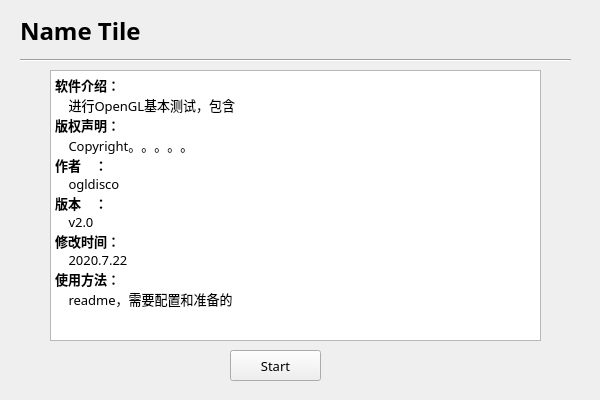
feishengfei/benchUI, file basebench/info_page.ui: the form before one commit.
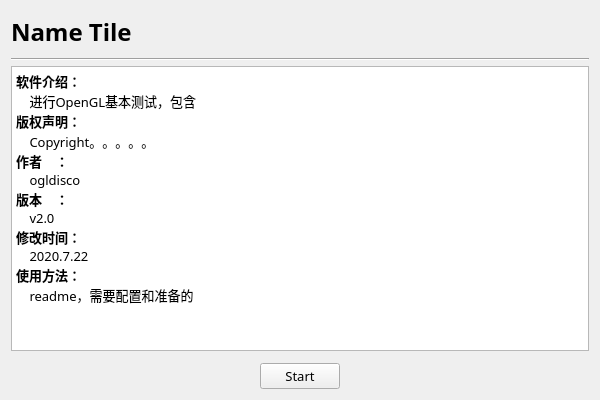
The form after the commit.

```diff
--- a/basebench/info_page.ui
+++ b/basebench/info_page.ui
@@ -10,6 +10,18 @@
     <height>400</height>
    </rect>
   </property>
+  <property name="sizePolicy">
+   <sizepolicy hsizetype="Expanding" vsizetype="Expanding">
+    <horstretch>8</horstretch>
+    <verstretch>8</verstretch>
+   </sizepolicy>
+  </property>
+  <property name="maximumSize">
+   <size>
+    <width>16777215</width>
+    <height>16777215</height>
+   </size>
+  </property>
   <property name="font">
    <font>
     <family>微软雅黑</family>
@@ -22,17 +34,63 @@
   <property name="layoutDirection">
    <enum>Qt::LeftToRight</enum>
   </property>
+  <layout class="QGridLayout" name="gridLayout">
+   <item row="0" column="0">
+    <layout class="QVBoxLayout" name="verticalLayout_2" stretch="4,1,28,1,3">
+     <property name="spacing">
+      <number>2</number>
+     </property>
+     <item>
+      <widget class="QLabel" name="label">
+       <property name="sizePolicy">
+        <sizepolicy hsizetype="Fixed" vsizetype="Expanding">
+         <horstretch>0</horstretch>
+         <verstretch>0</verstretch>
+        </sizepolicy>
+       </property>
+       <property name="font">
+        <font>
+         <family>黑体</family>
+         <pointsize>18</pointsize>
+         <weight>75</weight>
+         <bold>true</bold>
+         <underline>false</underline>
+        </font>
+       </property>
+       <property name="text">
+        <string>Name Tile</string>
+       </property>
+      </widget>
+     </item>
+     <item>
+      <widget class="Line" name="line">
+       <property name="sizePolicy">
+        <sizepolicy hsizetype="Expanding" vsizetype="Fixed">
+         <horstretch>0</horstretch>
+         <verstretch>0</verstretch>
+        </sizepolicy>
+       </property>
+       <property name="maximumSize">
+        <size>
+         <width>16777215</width>
+         <height>16</height>
+        </size>
+       </property>
+       <property name="font">
+        <font>
+         <family>微软雅黑</family>
+         <pointsize>10</pointsize>
+        </font>
+       </property>
+       <property name="orientation">
+        <enum>Qt::Horizontal</enum>
+       </property>
+      </widget>
+     </item>
+     <item>
   <widget class="QTextBrowser" name="textBrowser">
-   <property name="geometry">
-    <rect>
-     <x>50</x>
-     <y>70</y>
-     <width>491</width>
-     <height>271</height>
-    </rect>
-   </property>
    <property name="sizePolicy">
-    <sizepolicy hsizetype="Ignored" vsizetype="Ignored">
+        <sizepolicy hsizetype="Expanding" vsizetype="Expanding">
      <horstretch>0</horstretch>
      <verstretch>0</verstretch>
     </sizepolicy>
@@ -63,43 +121,40 @@
 &lt;p style=&quot;-qt-paragraph-type:empty; margin-top:0px; margin-bottom:0px; margin-left:0px; margin-right:0px; -qt-block-indent:0; text-indent:0px; font-family:'SimSun';&quot;&gt;&lt;br /&gt;&lt;/p&gt;&lt;/body&gt;&lt;/html&gt;</string>
    </property>
   </widget>
-  <widget class="QLabel" name="label">
-   <property name="geometry">
-    <rect>
-     <x>20</x>
-     <y>10</y>
-     <width>391</width>
-     <height>41</height>
-    </rect>
-   </property>
-   <property name="sizePolicy">
-    <sizepolicy hsizetype="Ignored" vsizetype="Ignored">
-     <horstretch>0</horstretch>
-     <verstretch>0</verstretch>
-    </sizepolicy>
-   </property>
-   <property name="font">
-    <font>
-     <family>黑体</family>
-     <pointsize>18</pointsize>
-     <weight>75</weight>
-     <bold>true</bold>
-     <underline>false</underline>
-    </font>
-   </property>
-   <property name="text">
-    <string>Name Tile</string>
-   </property>
-  </widget>
+     </item>
+     <item>
+      <spacer name="verticalSpacer">
+       <property name="orientation">
+        <enum>Qt::Vertical</enum>
+       </property>
+       <property name="sizeHint" stdset="0">
+        <size>
+         <width>20</width>
+         <height>40</height>
+        </size>
+       </property>
+      </spacer>
+     </item>
+     <item>
+      <layout class="QHBoxLayout" name="horizontalLayout_2" stretch="0,0,0">
+       <property name="spacing">
+        <number>0</number>
+       </property>
+       <item>
+        <spacer name="horizontalSpacer">
+         <property name="orientation">
+          <enum>Qt::Horizontal</enum>
+         </property>
+         <property name="sizeHint" stdset="0">
+          <size>
+           <width>40</width>
+           <height>20</height>
+          </size>
+         </property>
+        </spacer>
+       </item>
+       <item>
   <widget class="QPushButton" name="descriptionStartButton">
-   <property name="geometry">
-    <rect>
-     <x>230</x>
-     <y>350</y>
-     <width>91</width>
-     <height>31</height>
-    </rect>
-   </property>
    <property name="sizePolicy">
     <sizepolicy hsizetype="Fixed" vsizetype="Fixed">
      <horstretch>0</horstretch>
@@ -116,31 +171,25 @@
     <string>Start</string>
    </property>
   </widget>
-  <widget class="Line" name="line">
-   <property name="geometry">
-    <rect>
-     <x>20</x>
-     <y>50</y>
-     <width>551</width>
-     <height>21</height>
-    </rect>
-   </property>
-   <property name="sizePolicy">
-    <sizepolicy hsizetype="Ignored" vsizetype="Ignored">
-     <horstretch>0</horstretch>
-     <verstretch>0</verstretch>
-    </sizepolicy>
-   </property>
-   <property name="font">
-    <font>
-     <family>微软雅黑</family>
-     <pointsize>10</pointsize>
-    </font>
-   </property>
+       </item>
+       <item>
+        <spacer name="horizontalSpacer_2">
    <property name="orientation">
     <enum>Qt::Horizontal</enum>
    </property>
-  </widget>
+         <property name="sizeHint" stdset="0">
+          <size>
+           <width>40</width>
+           <height>20</height>
+          </size>
+         </property>
+        </spacer>
+       </item>
+      </layout>
+     </item>
+    </layout>
+   </item>
+  </layout>
  </widget>
  <resources/>
  <connections/>
```
Lines whose indentation alone changed are shown as unchanged.
